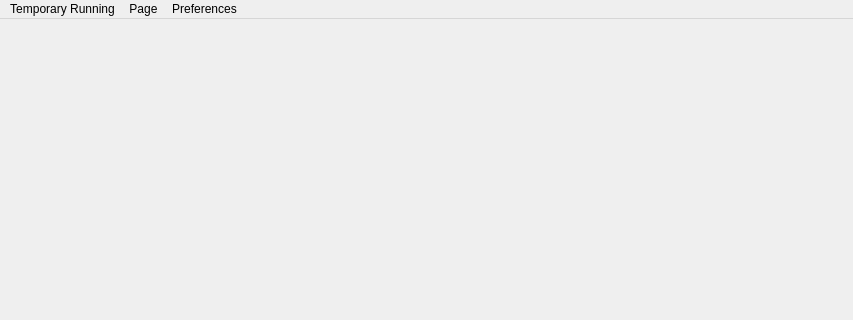
danielhsu021202/PythonCBAS, file ui/mainwindow.ui: the form before one commit; both pictures show x 0 to 853 and y 0 to 320 of the 853 by 660 pixel window.
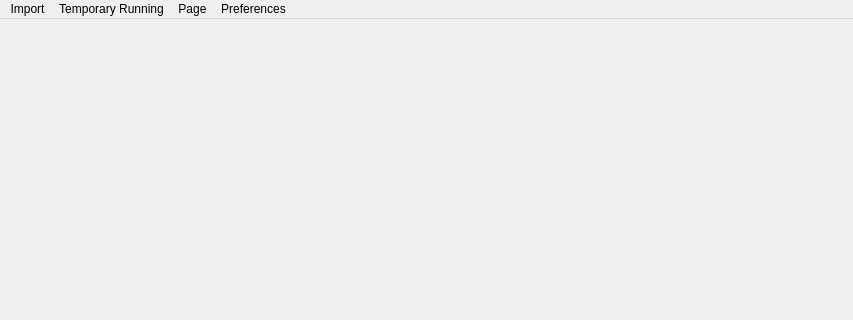
The form after the commit.

Commit message: Implemented import data interactions and functionality

```diff
--- a/ui/mainwindow.ui
+++ b/ui/mainwindow.ui
@@ -51,7 +51,7 @@
      <x>0</x>
      <y>0</y>
      <width>853</width>
-     <height>22</height>
+     <height>37</height>
     </rect>
    </property>
    <widget class="QMenu" name="temporary_menu">
@@ -94,6 +94,13 @@
     <addaction name="separator"/>
     <addaction name="menuAppearance"/>
    </widget>
+   <widget class="QMenu" name="menuImport">
+    <property name="title">
+     <string>Import</string>
+    </property>
+    <addaction name="actionImport_Data_Dialog"/>
+   </widget>
+   <addaction name="menuImport"/>
    <addaction name="temporary_menu"/>
    <addaction name="menuPage"/>
    <addaction name="menuPreferences"/>
```
Left out of the diff: 5 changed lines with no effect on the pictures. The commit also changes 8 other files.
